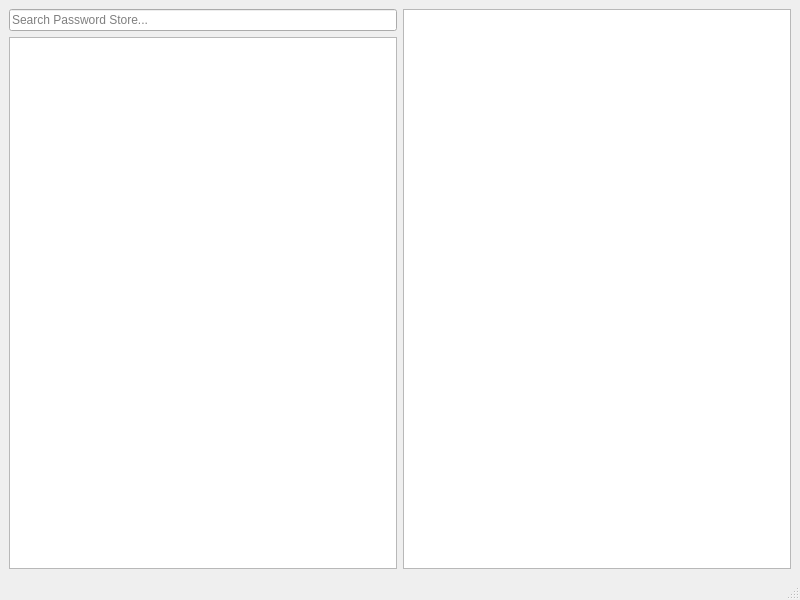
yousefakbar/PyPass, file mainwindow.ui: the form before one commit.
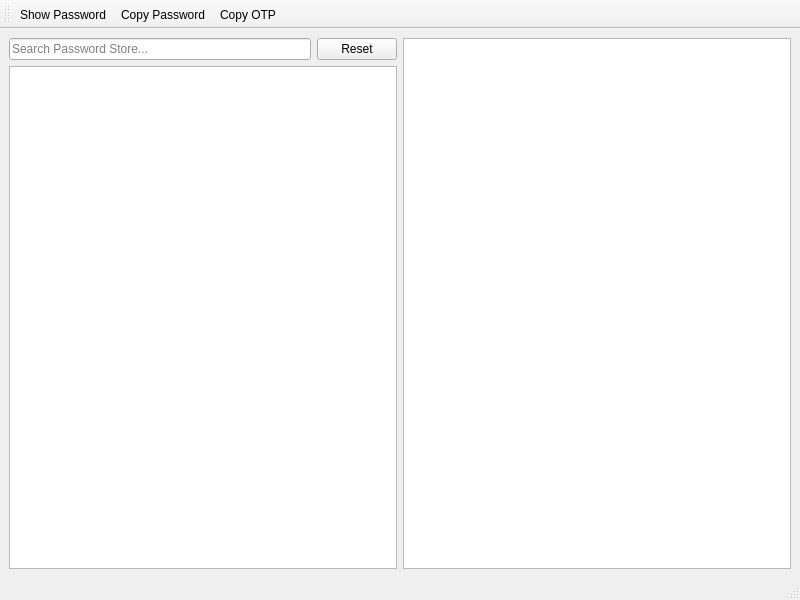
The form after the commit.

Diff of the .ui file:
```diff
--- a/mainwindow.ui
+++ b/mainwindow.ui
@@ -20,11 +20,22 @@
       <item>
        <layout class="QVBoxLayout" name="verticalLayout">
         <item>
-         <widget class="QLineEdit" name="lineEdit">
-          <property name="placeholderText">
-           <string>Search Password Store...</string>
-          </property>
-         </widget>
+         <layout class="QHBoxLayout" name="horizontalLayout_4">
+          <item>
+           <widget class="QLineEdit" name="lineEdit">
+            <property name="placeholderText">
+             <string>Search Password Store...</string>
+            </property>
+           </widget>
+          </item>
+          <item>
+           <widget class="QPushButton" name="pushButton">
+            <property name="text">
+             <string>Reset</string>
+            </property>
+           </widget>
+          </item>
+         </layout>
         </item>
         <item>
          <widget class="QTreeView" name="treeView">
@@ -60,6 +71,41 @@
    </property>
   </widget>
   <widget class="QStatusBar" name="statusbar"/>
+  <widget class="QToolBar" name="toolBar">
+   <property name="windowTitle">
+    <string>toolBar</string>
+   </property>
+   <attribute name="toolBarArea">
+    <enum>TopToolBarArea</enum>
+   </attribute>
+   <attribute name="toolBarBreak">
+    <bool>false</bool>
+   </attribute>
+   <addaction name="actionShow_Password"/>
+   <addaction name="actionCopy_Password"/>
+   <addaction name="actionCopy_OTP"/>
+  </widget>
+  <action name="actionShow_Password">
+   <property name="text">
+    <string>Show Password</string>
+   </property>
+   <property name="shortcut">
+    <string>Ctrl+S</string>
+   </property>
+   <property name="shortcutVisibleInContextMenu">
+    <bool>false</bool>
+   </property>
+  </action>
+  <action name="actionCopy_Password">
+   <property name="text">
+    <string>Copy Password</string>
+   </property>
+  </action>
+  <action name="actionCopy_OTP">
+   <property name="text">
+    <string>Copy OTP</string>
+   </property>
+  </action>
  </widget>
  <resources/>
  <connections/>
```
